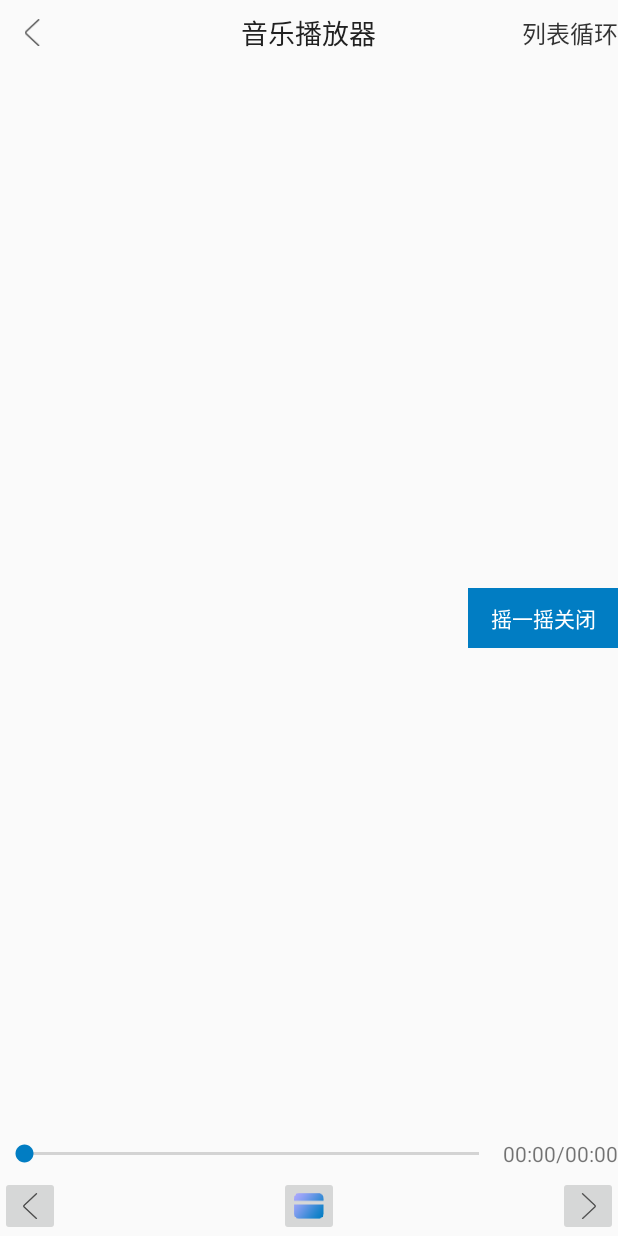
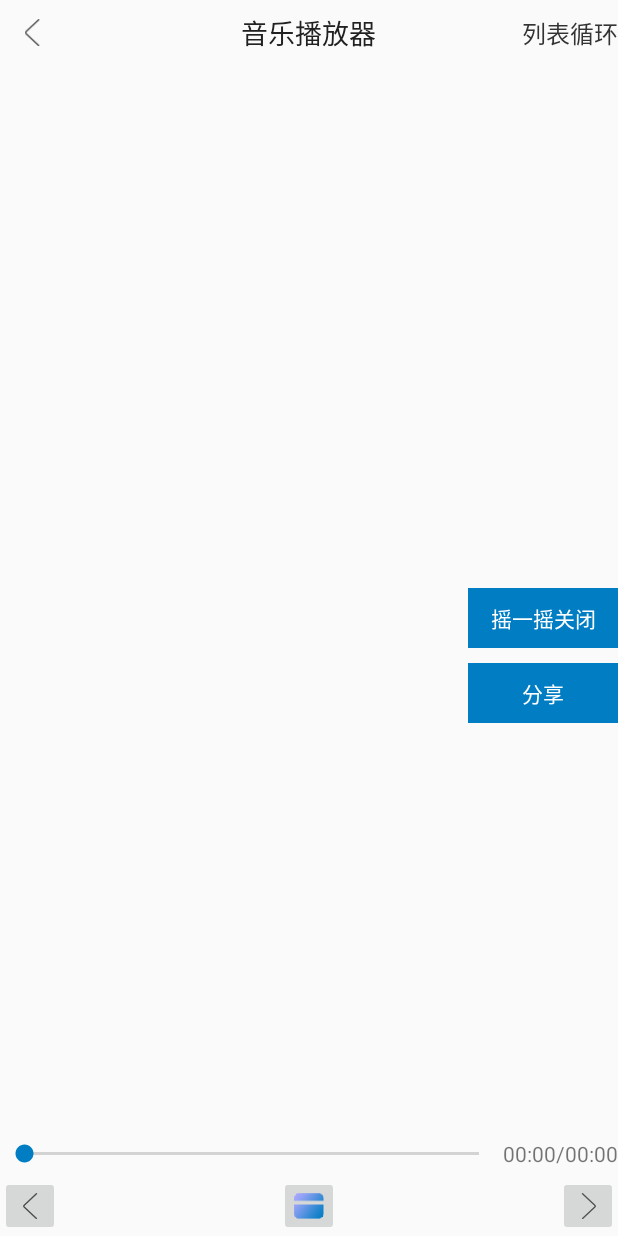
Before and after one commit to zuochunsheng/TestByLat, an Android app: the MediaPlayerActivity screen opened directly, with no data from a screen before it, on a phone screen of 412 x 824 dp. Run offline under Robolectric (Android 15) with nearby library versions, the phone set to English and light mode, and no system bars; our stand-ins replace ButterKnife.

Commit message:
分享 另一种

```diff
--- a/app/src/main/res/layout/activity_media_player.xml
+++ b/app/src/main/res/layout/activity_media_player.xml
@@ -144,4 +144,18 @@
         android:layout_width="100dp"
         android:layout_height="40dp" />
 
+    <TextView
+        android:id="@+id/click_share"
+        android:layout_alignParentRight="true"
+        android:layout_centerVertical="true"
+        android:layout_below="@+id/playaccelerometer"
+        android:layout_marginTop="10dp"
+        android:gravity="center"
+        android:textColor="@color/white"
+        android:background="@color/blue"
+        android:text="分享"
+        android:layout_width="100dp"
+        android:layout_height="40dp" />
+
+
 </RelativeLayout>
```
Also changed, not shown: app/src/main/java/com/android/superplayer/adapter/MusicAdapter.java (+10 -22 lines), app/src/main/java/com/android/superplayer/service/MusicService.java (+59 -2 lines), app/src/main/java/com/android/superplayer/ui/activity/my/MediaPlayerActivity.java (+10 -1 lines).
